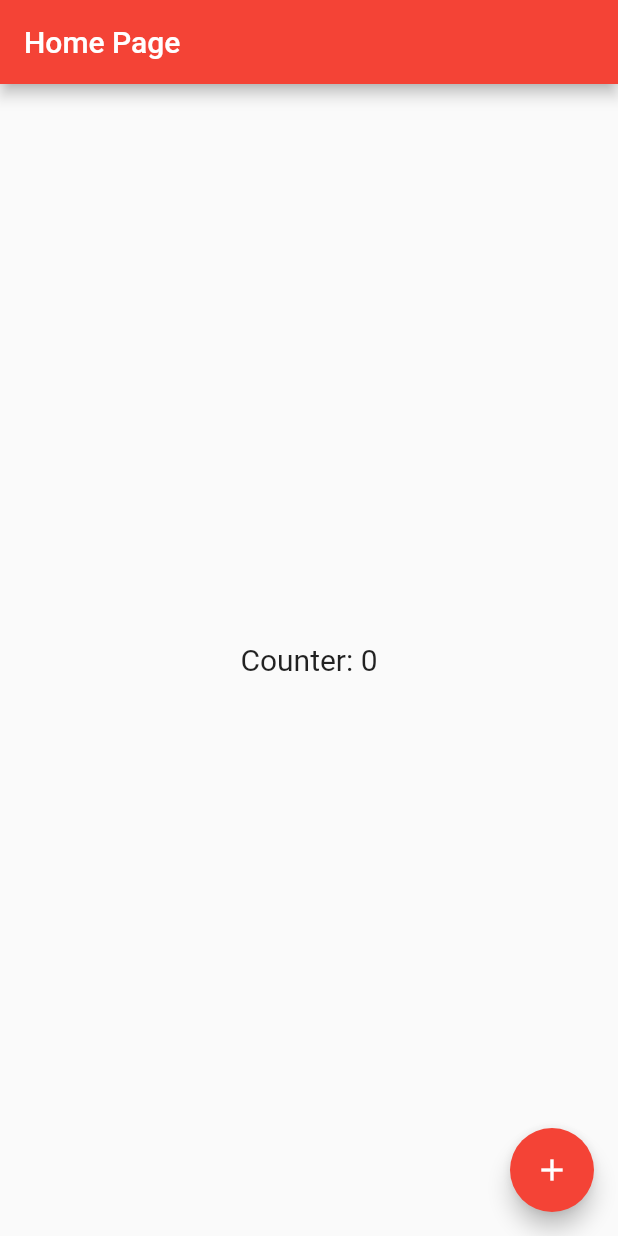
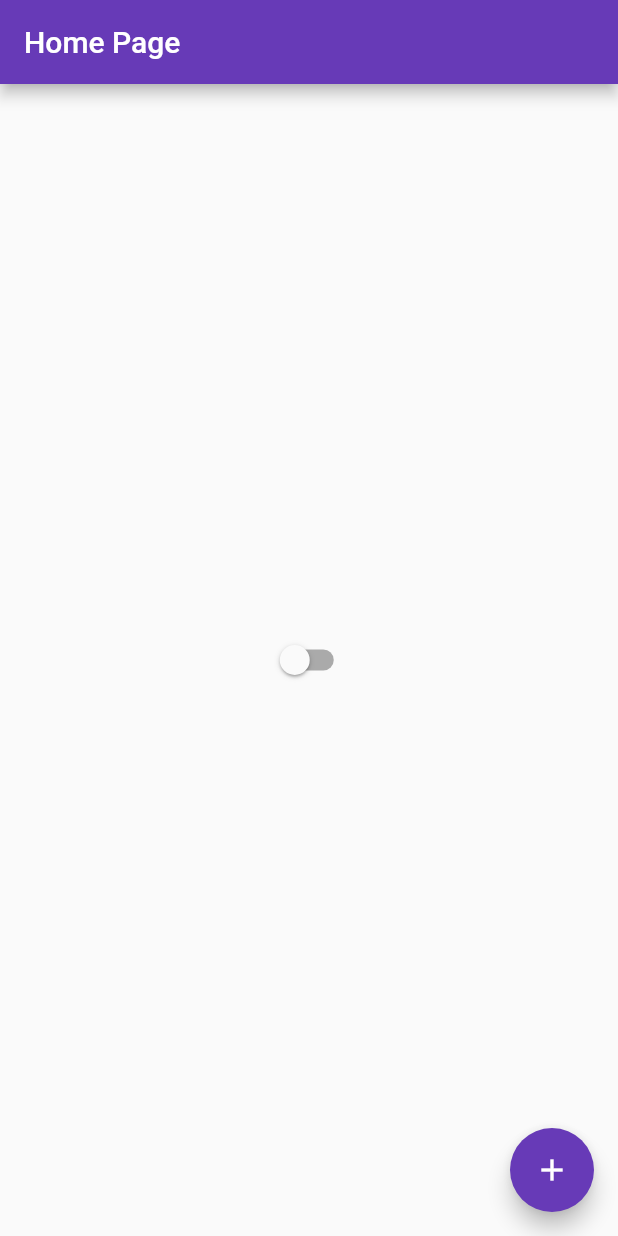
Before and after one commit to mateus-araujo/flutter-course, a Flutter app: the screen it shows after launch, on a phone screen of 412 x 824 dp. Run offline on Flutter 3.47's test engine with Material 2 defaults, Android fonts, the phone set to English and light mode, and no system bars.

Commit message:
feat(theme-switch): creates AppController to change theme with ChangeNotifier

```diff
--- /dev/null
+++ b/lib/app_controller.dart
@@ -0,0 +1,12 @@
+import 'package:flutter/material.dart';
+
+class AppController extends ChangeNotifier {
+  bool isDarkTheme = false;
+
+  static AppController instance = AppController();
+
+  changeTheme() {
+    isDarkTheme = !isDarkTheme;
+    notifyListeners();
+  }
+}
--- a/lib/app_widget.dart
+++ b/lib/app_widget.dart
@@ -1,13 +1,24 @@
 import 'package:flutter/material.dart';
+import 'package:flutter_course/app_controller.dart';
 
 import 'home_page.dart';
 
 class AppWidget extends StatelessWidget {
   @override
   Widget build(BuildContext context) {
-    return MaterialApp(
-      theme: ThemeData(primarySwatch: Colors.red),
-      home: HomePage(),
+    return AnimatedBuilder(
+      animation: AppController.instance,
+      builder: (context, child) {
+        return MaterialApp(
+          theme: ThemeData(
+            primarySwatch: Colors.deepPurple,
+            brightness: AppController.instance.isDarkTheme == true
+                ? Brightness.dark
+                : Brightness.light,
+          ),
+          home: HomePage(),
+        );
+      },
     );
   }
 }
--- a/lib/home_page.dart
+++ b/lib/home_page.dart
@@ -1,4 +1,5 @@
 import 'package:flutter/material.dart';
+import 'package:flutter_course/app_controller.dart';
 
 class HomePage extends StatefulWidget {
   @override
@@ -15,15 +16,10 @@ class _HomePageState extends State<HomePage> {
         title: Text('Home Page'),
       ),
       body: Center(
-        child: GestureDetector(
-          child: Text(
-            'Counter: $counter',
-            style: TextStyle(fontSize: 20),
-          ),
-          onTap: () {
-            setState(() {
-              counter++;
-            });
+        child: Switch(
+          value: AppController.instance.isDarkTheme,
+          onChanged: (value) {
+            AppController.instance.changeTheme();
           },
         ),
       ),
```
